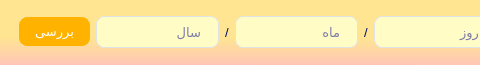
Before: the Qt Designer form ui/gozaresh_search.ui in hackamer/Rava, drawn with Qt 5; both pictures show x 0 to 480 and y 0 to 65 of the 784 by 65 pixel window.
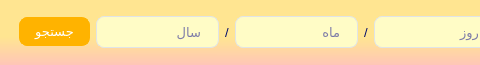
After: the same form once the commit is applied. Icons and pictures are not drawn.

The edit to the form file:
```diff
--- a/ui/gozaresh_search.ui
+++ b/ui/gozaresh_search.ui
@@ -583,7 +583,7 @@
          <string notr="true"/>
         </property>
         <property name="text">
-         <string>بررسی</string>
+         <string>جستجو</string>
         </property>
         <property name="autoDefault">
          <bool>false</bool>
```
Left out of the diff: 2 changed lines with no effect on the pictures.
